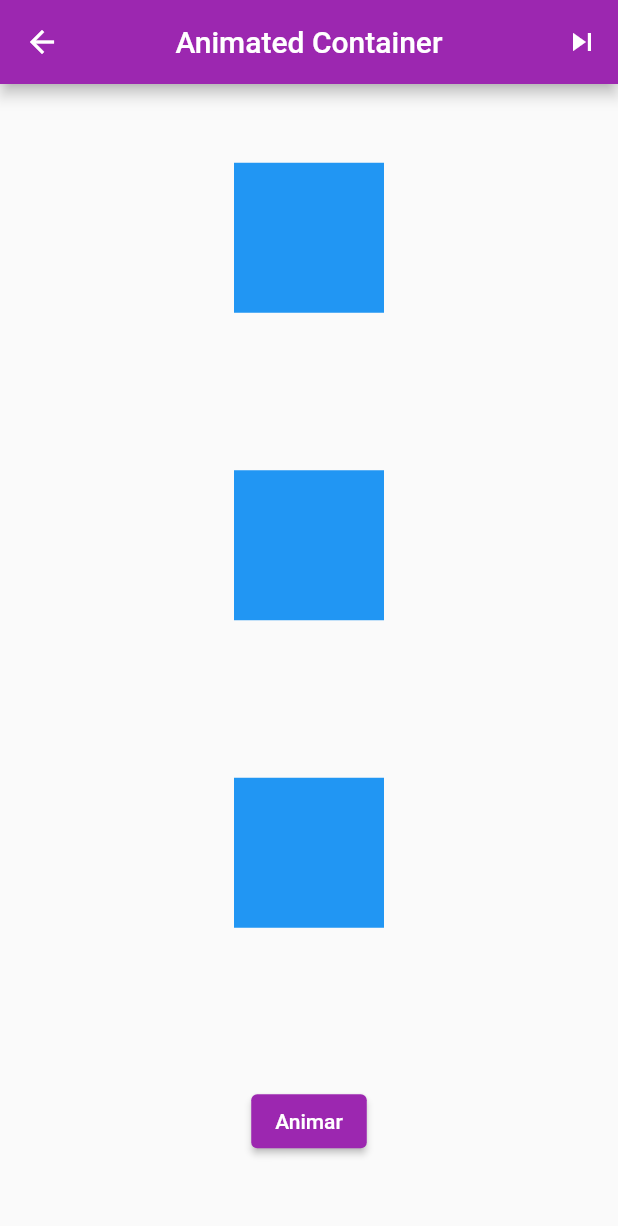
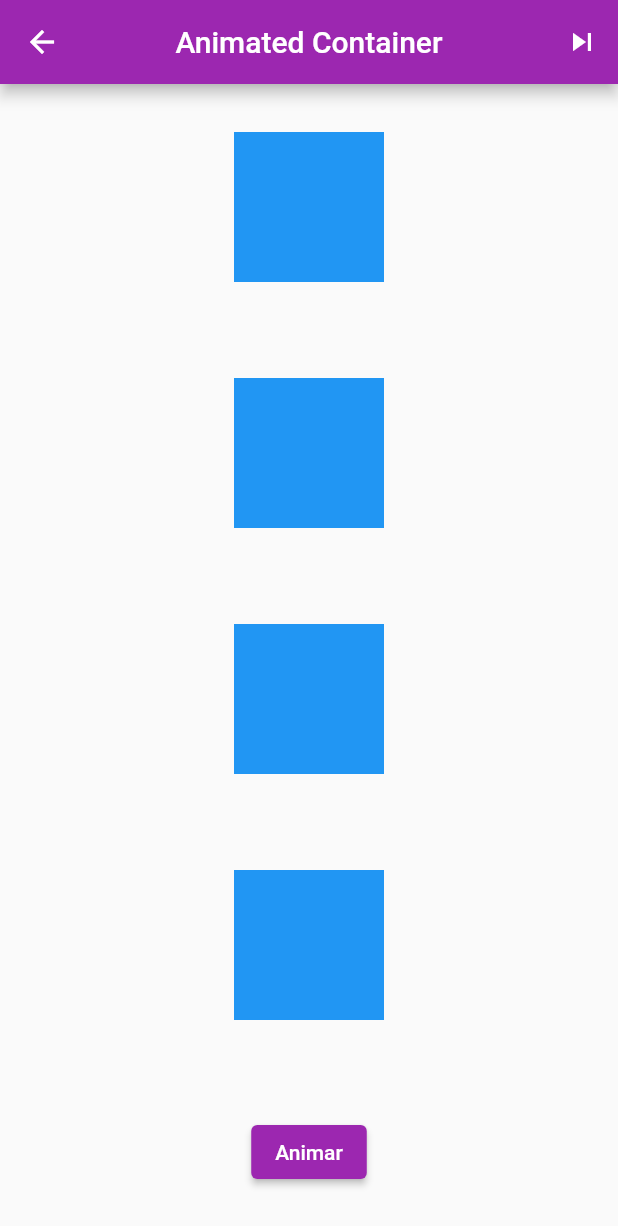
Before and after one commit to natanvalimcardoso/faculdade-ulbra, a Flutter app: the AnimatedContainerPage screen opened by its route, on a phone screen of 412 x 824 dp. Shown: the top 1226 px of the screen. Run offline on Flutter 3.47's test engine with Material 2 defaults, Android fonts, the phone set to English and light mode, and no system bars; our stand-ins replace flutter_speed_dial; missing offline and left inert: validatorless.

Commit message:
feat: realy

```diff
--- a/4 -semestre/widgets_ramon/lib/src/page_widgets/animated_container/animated_container_page.dart
+++ b/4 -semestre/widgets_ramon/lib/src/page_widgets/animated_container/animated_container_page.dart
@@ -52,8 +52,13 @@ class _AnimatedContainerPageState extends State<AnimatedContainerPage> {
         child: Column(
           mainAxisAlignment: MainAxisAlignment.spaceAround,
           children: [
+            Container(
+              color: Colors.blue,
+              width: sizeWidthOne,
+              height: 100,
+            ),
             AnimatedContainer(
-              duration: const Duration(seconds: 2),
+              duration: const Duration(seconds: 4),
               curve: Curves.fastOutSlowIn,
               color: Colors.blue,
               width: sizeWidthOne,
@@ -66,6 +71,7 @@ class _AnimatedContainerPageState extends State<AnimatedContainerPage> {
               height: 100,
             ),
             AnimatedContainer(
+              curve: Curves.easeInBack,
               duration: const Duration(seconds: 4),
               color: colorTwo,
               width: sizeWidthOne,
--- a/4 -semestre/widgets_ramon/lib/src/page_widgets/positioned/positioned_page.dart
+++ b/4 -semestre/widgets_ramon/lib/src/page_widgets/positioned/positioned_page.dart
@@ -13,7 +13,7 @@ class PositionedPage extends StatelessWidget {
 
   @override
   Widget build(BuildContext context) {
-    // var size = MediaQuery.of(context).size;
+    var size = MediaQuery.of(context).size;
     return Scaffold(
       appBar: AppBar(
         title: const Text('Positioned Page'),
@@ -30,6 +30,7 @@ class PositionedPage extends StatelessWidget {
               height: 100,
             ),
             Positioned(
+              // top: size.height * 0.5,
               top: 10,
               left: 10,
               child: Container(
--- a/4 -semestre/widgets_ramon/lib/src/page_widgets/spacer/spacer_page.dart
+++ b/4 -semestre/widgets_ramon/lib/src/page_widgets/spacer/spacer_page.dart
@@ -34,13 +34,12 @@ class SpacerPage extends StatelessWidget {
                 height: 50,
                 width: 50,
               ),
-               const Spacer(),
+              const Spacer(),
               Container(
-                color: Colors.yellow,
+                color: Colors.green,
                 height: 50,
                 width: 50,
               ),
-               const Spacer(),
 
             ],
           ),
--- a/4 -semestre/widgets_ramon/lib/src/page_widgets/stack_widget/stack_page.dart
+++ b/4 -semestre/widgets_ramon/lib/src/page_widgets/stack_widget/stack_page.dart
@@ -14,7 +14,7 @@ class StackPage extends StatelessWidget {
         width: double.infinity,
         height: double.infinity,
         child: Stack(
-          // alignment: Alignment.center,
+          //  alignment: Alignment.center,
           children: [
             Padding(
               padding: const EdgeInsets.all(16.0),
```
